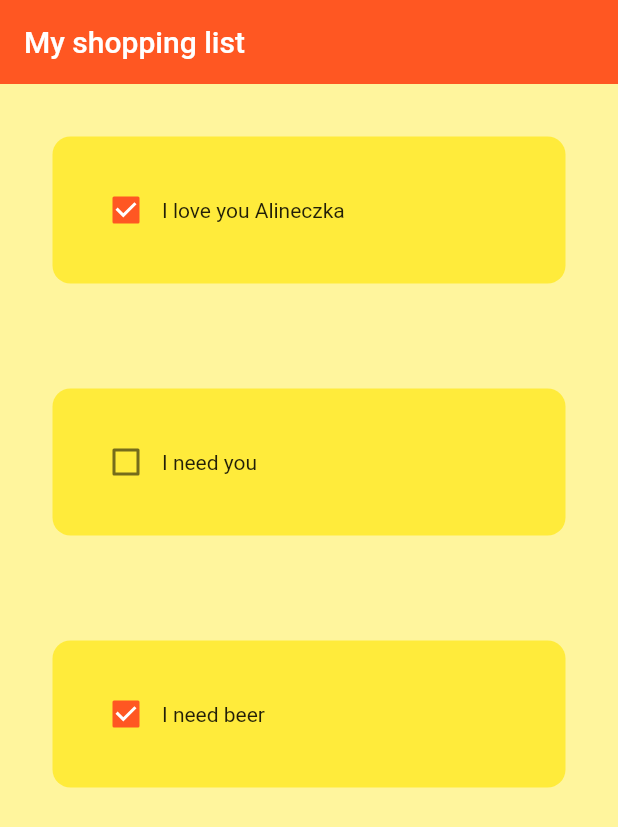
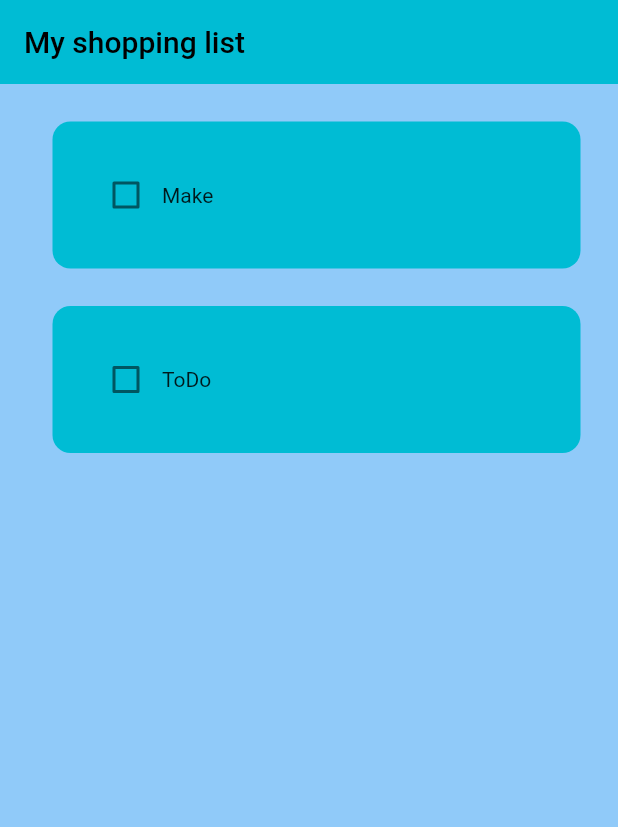
Before and after one commit to michalkrysinski/my_shopping_list, a Flutter app: the screen it shows after launch, on a phone screen of 412 x 824 dp. Shown: the top 827 px of the screen. Run offline on Flutter 3.47's test engine with Material 2 defaults, Android fonts, the phone set to English and light mode, and no system bars.

```diff
--- a/lib/app/home/home_page.dart
+++ b/lib/app/home/home_page.dart
@@ -1,37 +1,49 @@
 import 'package:flutter/material.dart';
-import 'package:my_shopping_list/app/util/my_shopping_list_tile.dart';
+import 'package:my_shopping_list/app/util/myshoppinglist_tile.dart';
 
-class HomePage extends StatelessWidget {
+class HomePage extends StatefulWidget {
   const HomePage({
     super.key,
   });
 
   @override
+  State<HomePage> createState() => _HomePageState();
+}
+
+class _HomePageState extends State<HomePage> {
+  List myShoppingList = [
+    ["Make", false],
+    ["ToDo", false],
+  ];
+
+  // checkbox was tapped
+
+  void checkBoxChanged(
+    bool? value,
+    int index,
+  ) {
+    setState(() {
+      myShoppingList[index][1] = !myShoppingList[index][1];
+    });
+  }
+
+  @override
   Widget build(BuildContext context) {
     return Scaffold(
-      backgroundColor: Colors.yellow[200],
+      backgroundColor: Colors.blue[200],
       appBar: AppBar(
         title: const Text('My shopping list'),
         elevation: 0,
       ),
-      body: ListView(
-        children: [
-          MyShoppingListTile(
-            taskName: "I love you Alineczka",
-            taskCompleted: true,
-            onChanged: (p0) {},
-          ),
-          MyShoppingListTile(
-            taskName: "I need you",
-            taskCompleted: false,
-            onChanged: (p0) {},
-          ),
-          MyShoppingListTile(
-            taskName: "I need beer",
-            taskCompleted: true,
-            onChanged: (p0) {},
-          ),
-        ],
+      body: ListView.builder(
+        itemCount: myShoppingList.length,
+        itemBuilder: (context, index) {
+          return MyShoppingListTile(
+            taskName: myShoppingList[index][0],
+            taskCompleted: myShoppingList[index][1],
+            onChanged: (value) => checkBoxChanged(value, index),
+          );
+        },
       ),
     );
   }
--- a/lib/app/util/my_shopping_list_tile.dart
+++ b/lib/app/util/myshoppinglist_tile.dart
@@ -16,20 +16,26 @@ class MyShoppingListTile extends StatelessWidget {
   @override
   Widget build(BuildContext context) {
     return Padding(
-      padding: const EdgeInsets.all(35.0),
+      padding: const EdgeInsets.only(left: 35.0, right: 25, top: 25),
       child: Container(
         padding: const EdgeInsets.all(25),
         decoration: BoxDecoration(
-          color: Colors.yellow,
+          color: Colors.cyan,
           borderRadius: BorderRadius.circular(12),
         ),
         child: Row(
           children: [
 //checkbox
-            Checkbox(value: taskCompleted, onChanged: onChanged),
+            Checkbox(
+              value: taskCompleted,
+              onChanged: onChanged,
+              activeColor: Colors.black,
+            ),
 
             //task name
-            Text(taskName),
+            Text(
+              taskName,
+            ),
           ],
         ),
       ),
--- a/lib/main.dart
+++ b/lib/main.dart
@@ -13,7 +13,7 @@ class MyApp extends StatelessWidget {
     return MaterialApp(
       debugShowCheckedModeBanner: false,
       home: const HomePage(),
-      theme: ThemeData(primarySwatch: Colors.deepOrange),
+      theme: ThemeData(primarySwatch: Colors.cyan),
     );
   }
 }
--- a/pubspec.yaml
+++ b/pubspec.yaml
@@ -35,6 +35,7 @@ dependencies:
   # The following adds the Cupertino Icons font to your application.
   # Use with the CupertinoIcons class for iOS style icons.
   cupertino_icons: ^1.0.2
+  google_fonts: ^4.0.3
 
 dev_dependencies:
   flutter_test:
```
Also changed, not shown: pubspec.lock, 1 other file.
